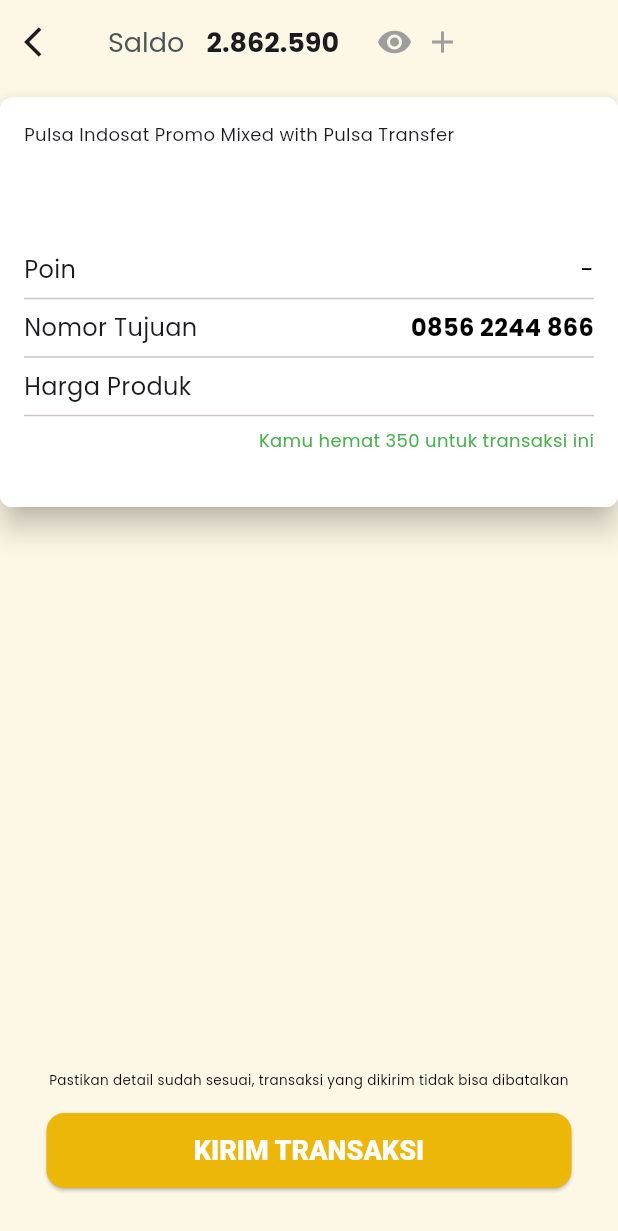
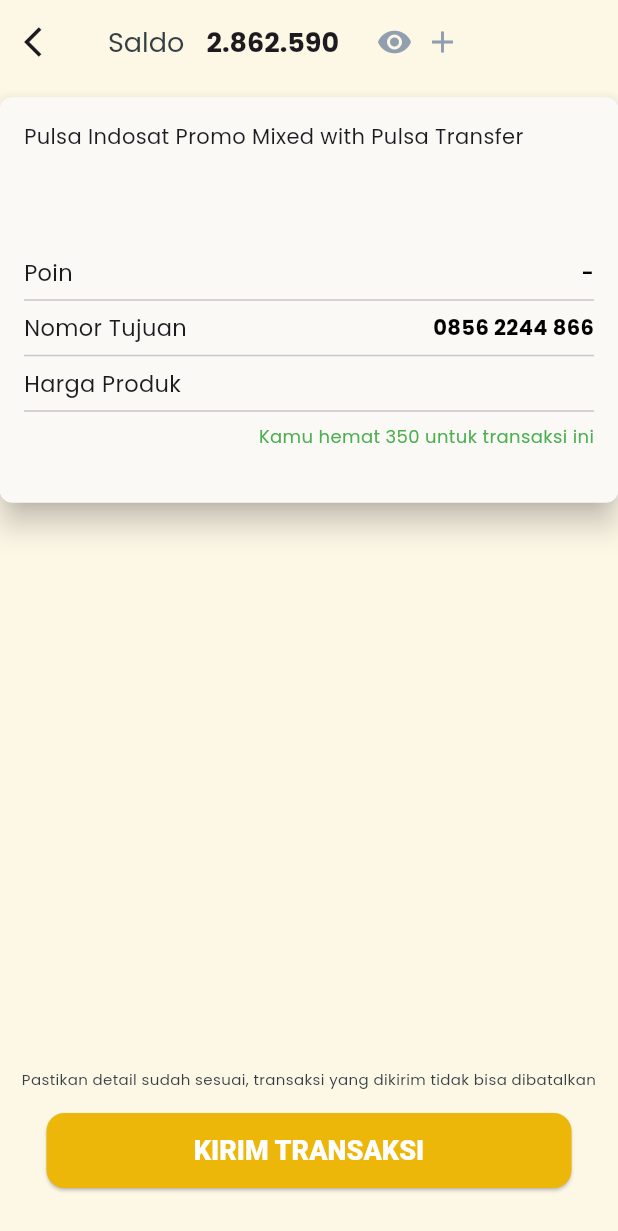
Before and after one commit to rifquabdillah/white_label, a Flutter app: the TransaksiPay screen opened directly with empty values, on a phone screen of 412 x 824 dp. Shown: the top 1231 px of the screen. Run offline on Flutter 3.47's test engine with Material 3 defaults, Android fonts, the light colour scheme and no system bars; our stand-ins replace fl_chart, font_awesome_flutter, percent_indicator; missing offline and left inert: animated_segmented_tab_control.

Commit message:
update 24/10/24

```diff
--- a/lib/main.dart
+++ b/lib/main.dart
@@ -35,7 +35,7 @@ class MyApp extends StatelessWidget {
         fontFamily: 'Poppins',
         useMaterial3: true,
       ),
-      home: const Login(), // Set SplashScreen sebagai halaman awal
+      home: const MyHomePage(title: ''), // Set SplashScreen sebagai halaman awal
     );
   }
 }
@@ -616,7 +616,7 @@ class _MyHomePageState extends State<MyHomePage> with SingleTickerProviderStateM
                 ),
                 Image(
                   image: AssetImage('assets/kado.png'), // Ganti dengan path gambar Anda
-                  width: 102.46,
+                  width: 110.46,
                   height: 116.9,
                 ),
               ],
--- a/lib/menuUtama/mTokenListrik.dart
+++ b/lib/menuUtama/mTokenListrik.dart
@@ -34,6 +34,7 @@ class _mTokenListrikScreenState extends State<mTokenListrikScreen> {
                         'Saldo ',
                         style: TextStyle(
                           fontSize: 18.0,
+                          fontFamily: 'Poppins',
                           fontWeight: FontWeight.w300,
                           color: Color(0xFF4e5558),
                         ),
--- a/lib/transaksipay.dart
+++ b/lib/transaksipay.dart
@@ -54,8 +54,9 @@ class _TransaksiPayState extends State<TransaksiPay> {
                         'Saldo ',
                         style: TextStyle(
                           fontSize: 18.0,
-                          fontWeight: FontWeight.normal,
-                          color: Color(0xFF4e5558),
+                          fontFamily: 'Poppins',
+                          fontWeight: FontWeight.w300,
+                          color: Color(0xFF353E43),
                         ),
                       ),
                       const SizedBox(width: 10.0),
@@ -63,7 +64,8 @@ class _TransaksiPayState extends State<TransaksiPay> {
                         _isSaldoVisible ? saldo : '********',
                         style: const TextStyle(
                           fontSize: 18.0,
-                          fontWeight: FontWeight.bold,
+                          fontFamily: 'Poppins',
+                          fontWeight: FontWeight.w700,
                         ),
                       ),
                       const SizedBox(width: 25.0),
@@ -75,11 +77,11 @@ class _TransaksiPayState extends State<TransaksiPay> {
                         },
                         child: Icon(
                           _isSaldoVisible ? Icons.remove_red_eye : Icons.visibility_off,
-                          color: Colors.grey,
+                          color: Color(0xff909EAE),
                         ),
                       ),
                       const SizedBox(width: 8.0),
-                      const Icon(Icons.add, color: Colors.grey),
+                      const Icon(Icons.add, color: Color(0xff909EAE)),
                     ],
                   ),
                 ],
@@ -106,7 +108,7 @@ class _TransaksiPayState extends State<TransaksiPay> {
               borderRadius: BorderRadius.circular(8),
               child: Container(
                 decoration: BoxDecoration(
-                  color: Colors.white,
+                  color: Color(0xffFAF9F6),
                   borderRadius: BorderRadius.circular(8),
                 ),
                 padding: const EdgeInsets.all(16),
@@ -118,8 +120,9 @@ class _TransaksiPayState extends State<TransaksiPay> {
                           ? 'Token PLN Premium SN Full'
                           : 'Pulsa Indosat Promo Mixed with Pulsa Transfer',
                       style: const TextStyle(
-                        fontSize: 12.0,
-                        fontWeight: FontWeight.normal,
+                        fontSize: 14.0,
+                        fontFamily: 'Poppins',
+                        fontWeight: FontWeight.w300,
                       ),
                     ),
                     const SizedBox(height: 5.0),
@@ -127,7 +130,8 @@ class _TransaksiPayState extends State<TransaksiPay> {
                       widget.nominal,
                       style: const TextStyle(
                         fontSize: 20.0,
-                        fontWeight: FontWeight.bold,
+                        fontFamily: 'Poppins',
+                        fontWeight: FontWeight.w700,
                       ),
                     ),
                     const SizedBox(height: 0.0),
@@ -135,7 +139,9 @@ class _TransaksiPayState extends State<TransaksiPay> {
                       widget.info,
                       style: const TextStyle(
                         fontSize: 14.0,
-                        color: Color(0xffabb4c0),
+                        fontFamily: 'Poppins',
+                        color: Color(0xff909EAE),
+                        fontWeight: FontWeight.w200
                       ),
                     ),
                     const SizedBox(height: 16.0),
@@ -145,7 +151,7 @@ class _TransaksiPayState extends State<TransaksiPay> {
                       ),
 
                     if (widget.transactionType == 'TokenListrik') ...[
-                      const SizedBox(height: 16.0),
+                      const SizedBox(height: 0.0),
                       // Only show the Nama Pemilik row if it's not empty
                       if (widget.namaPemilik.isNotEmpty)
                         _buildLabeledRow('Nama Pemilik', widget.namaPemilik),
@@ -183,6 +189,7 @@ class _TransaksiPayState extends State<TransaksiPay> {
                           'Kamu hemat 350 untuk transaksi ini',
                           style: TextStyle(
                             fontSize: 12.0,
+                            fontFamily: 'Poppins',
                             color: Colors.green,
                           ),
                         ),
@@ -202,8 +209,9 @@ class _TransaksiPayState extends State<TransaksiPay> {
                     'Pastikan detail sudah sesuai, transaksi yang dikirim tidak bisa dibatalkan',
                     textAlign: TextAlign.center,
                     style: TextStyle(
-                      fontSize: 9.0,
-                      color: Colors.black,
+                      fontSize: 10.0,
+                      fontFamily: 'Poppins',
+                      color: Color(0xff353E43),
                     ),
                   ),
                   const SizedBox(height: 16.0),
@@ -255,15 +263,16 @@ class _TransaksiPayState extends State<TransaksiPay> {
             Text(
               label,
               style: const TextStyle(
-                fontSize: 16.0,
-                fontWeight: FontWeight.normal,
+                fontSize: 15.0,
+                fontFamily: 'Poppins',
+                fontWeight: FontWeight.w300,
               ),
             ),
             Text(
               value.isNotEmpty ? value : '', // Avoid showing '-' if value is empty
               style: TextStyle(
-                fontSize: 16.0,
-                fontWeight: isBold ? FontWeight.bold : FontWeight.normal,
+                fontSize: 14.0,
+                fontWeight: isBold ? FontWeight.w700 : FontWeight.w600,
                 color: textColor ?? Colors.black,
               ),
             ),
```
Also changed, not shown: lib/account.dart (+12 -2 lines), lib/menuAkun/infoAkun.dart (added, +254 -0 lines), lib/menuUtama/mPulsaPaket.dart (+23 -2 lines).
